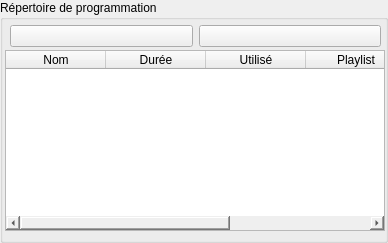
Above: src/binwidget.ui from cinemaouvert/OPP before the change. Below: the same form after it.
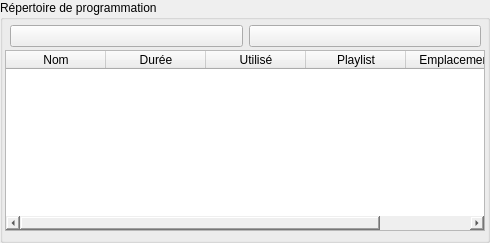
That is the form after the change. Icons and pictures are not drawn.

Commit message: Essai nouvelle taille widgets - Bin

What changed in the file:
```diff
--- a/src/binwidget.ui
+++ b/src/binwidget.ui
@@ -6,7 +6,7 @@
    <rect>
     <x>0</x>
     <y>0</y>
-    <width>388</width>
+    <width>490</width>
     <height>243</height>
    </rect>
   </property>
@@ -18,7 +18,7 @@
     <rect>
      <x>0</x>
      <y>0</y>
-     <width>388</width>
+     <width>490</width>
      <height>243</height>
     </rect>
    </property>
@@ -33,7 +33,7 @@
      <rect>
       <x>10</x>
       <y>20</y>
-      <width>371</width>
+      <width>471</width>
       <height>32</height>
      </rect>
     </property>
@@ -67,7 +67,7 @@
      <rect>
       <x>5</x>
       <y>50</y>
-      <width>380</width>
+      <width>480</width>
       <height>181</height>
      </rect>
     </property>
```
